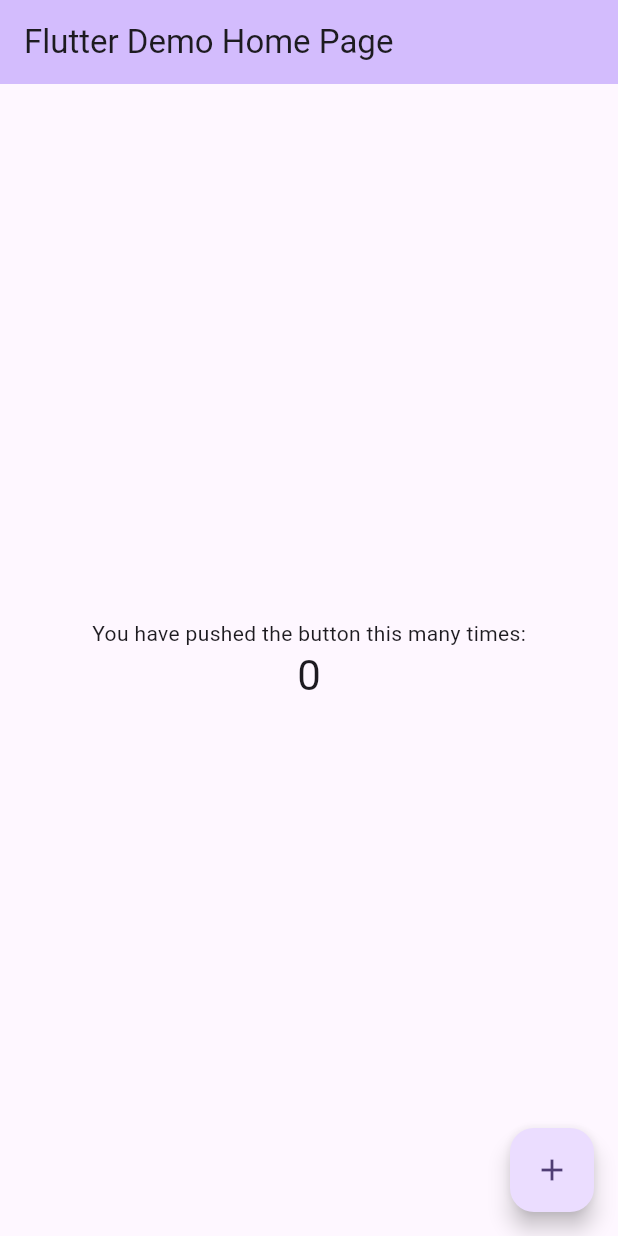
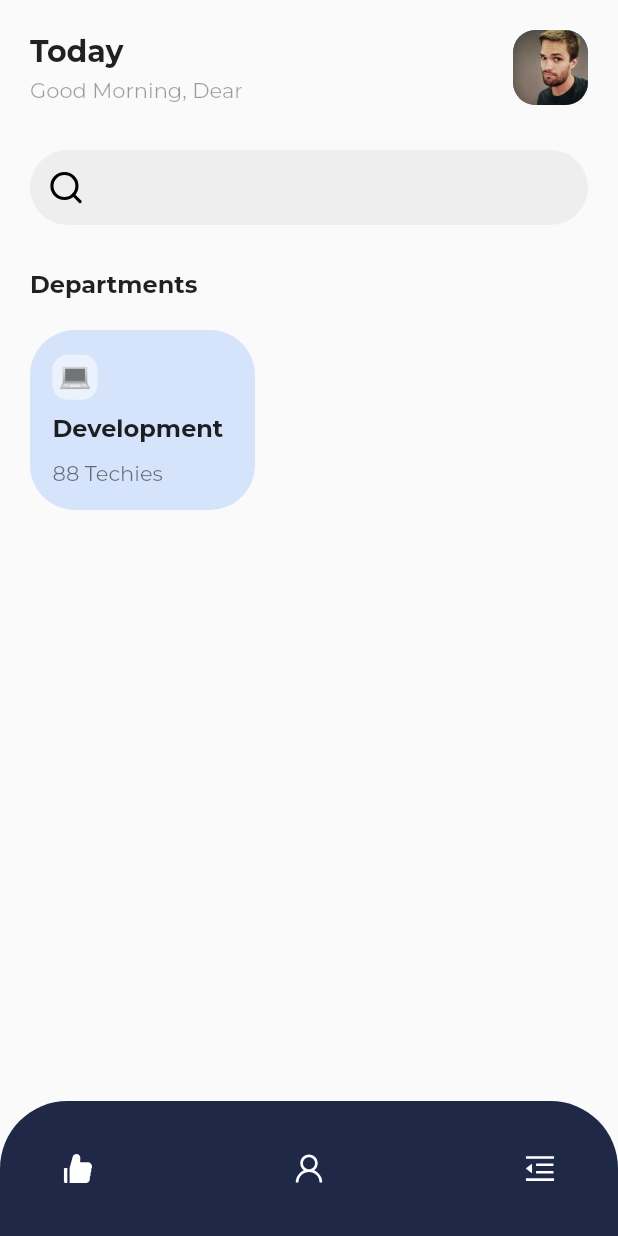
Before and after one commit to MaikolSoro/HR_ManagementApp, a Flutter app: the screen it shows after launch, on a phone screen of 412 x 824 dp. Run offline on Flutter 3.47's test engine with Material 2 defaults, Android fonts, the phone set to English and light mode, and no system bars; our stand-ins replace flutter_vector_icons, google_fonts.

Commit message:
Design Home_screen v1

```diff
--- a/analysis_options.yaml
+++ b/analysis_options.yaml
@@ -7,7 +7,7 @@
 
 # The following line activates a set of recommended lints for Flutter apps,
 # packages, and plugins designed to encourage good coding practices.
-include: package:flutter_lints/flutter.yaml
+# include: package:flutter_lints/flutter.yaml
 
 linter:
   # The lint rules applied to this project can be customized in the
--- a/lib/main.dart
+++ b/lib/main.dart
@@ -1,4 +1,6 @@
 import 'package:flutter/material.dart';
+import 'package:google_fonts/google_fonts.dart';
+import 'screens/views_screen.dart';
 
 void main() {
   runApp(const MyApp());
@@ -11,115 +13,13 @@ class MyApp extends StatelessWidget {
   @override
   Widget build(BuildContext context) {
     return MaterialApp(
-      title: 'Flutter Demo',
+      debugShowCheckedModeBanner: false,
+      title: "HR UI",
       theme: ThemeData(
-        // This is the theme of your application.
-        //
-        // TRY THIS: Try running your application with "flutter run". You'll see
-        // the application has a blue toolbar. Then, without quitting the app,
-        // try changing the seedColor in the colorScheme below to Colors.green
-        // and then invoke "hot reload" (save your changes or press the "hot
-        // reload" button in a Flutter-supported IDE, or press "r" if you used
-        // the command line to start the app).
-        //
-        // Notice that the counter didn't reset back to zero; the application
-        // state is not lost during the reload. To reset the state, use hot
-        // restart instead.
-        //
-        // This works for code too, not just values: Most code changes can be
-        // tested with just a hot reload.
-        colorScheme: ColorScheme.fromSeed(seedColor: Colors.deepPurple),
-        useMaterial3: true,
+        fontFamily: GoogleFonts.montserrat().fontFamily,
+        primarySwatch: Colors.blue,
       ),
-      home: const MyHomePage(title: 'Flutter Demo Home Page'),
+      home: ViewsScreen(),
     );
   }
 }
-
-class MyHomePage extends StatefulWidget {
-  const MyHomePage({super.key, required this.title});
-
-  // This widget is the home page of your application. It is stateful, meaning
-  // that it has a State object (defined below) that contains fields that affect
-  // how it looks.
-
-  // This class is the configuration for the state. It holds the values (in this
-  // case the title) provided by the parent (in this case the App widget) and
-  // used by the build method of the State. Fields in a Widget subclass are
-  // always marked "final".
-
-  final String title;
-
-  @override
-  State<MyHomePage> createState() => _MyHomePageState();
-}
-
-class _MyHomePageState extends State<MyHomePage> {
-  int _counter = 0;
-
-  void _incrementCounter() {
-    setState(() {
-      // This call to setState tells the Flutter framework that something has
-      // changed in this State, which causes it to rerun the build method below
-      // so that the display can reflect the updated values. If we changed
-      // _counter without calling setState(), then the build method would not be
-      // called again, and so nothing would appear to happen.
-      _counter++;
-    });
-  }
-
-  @override
-  Widget build(BuildContext context) {
-    // This method is rerun every time setState is called, for instance as done
-    // by the _incrementCounter method above.
-    //
-    // The Flutter framework has been optimized to make rerunning build methods
-    // fast, so that you can just rebuild anything that needs updating rather
-    // than having to individually change instances of widgets.
-    return Scaffold(
-      appBar: AppBar(
-        // TRY THIS: Try changing the color here to a specific color (to
-        // Colors.amber, perhaps?) and trigger a hot reload to see the AppBar
-        // change color while the other colors stay the same.
-        backgroundColor: Theme.of(context).colorScheme.inversePrimary,
-        // Here we take the value from the MyHomePage object that was created by
-        // the App.build method, and use it to set our appbar title.
-        title: Text(widget.title),
-      ),
-      body: Center(
-        // Center is a layout widget. It takes a single child and positions it
-        // in the middle of the parent.
-        child: Column(
-          // Column is also a layout widget. It takes a list of children and
-          // arranges them vertically. By default, it sizes itself to fit its
-          // children horizontally, and tries to be as tall as its parent.
-          //
-          // Column has various properties to control how it sizes itself and
-          // how it positions its children. Here we use mainAxisAlignment to
-          // center the children vertically; the main axis here is the vertical
-          // axis because Columns are vertical (the cross axis would be
-          // horizontal).
-          //
-          // TRY THIS: Invoke "debug painting" (choose the "Toggle Debug Paint"
-          // action in the IDE, or press "p" in the console), to see the
-          // wireframe for each widget.
-          mainAxisAlignment: MainAxisAlignment.center,
-          children: <Widget>[
-            const Text(
-              'You have pushed the button this many times:',
-            ),
-            Text(
-              '$_counter',
-              style: Theme.of(context).textTheme.headlineMedium,
-            ),
-          ],
-        ),
-      ),
-      floatingActionButton: FloatingActionButton(
-        onPressed: _incrementCounter,
-        tooltip: 'Increment',
-        child: const Icon(Icons.add),
-      ), // This trailing comma makes auto-formatting nicer for build methods.
-    );
-  }
-}
--- /dev/null
+++ b/lib/screens/home_screen.dart
@@ -0,0 +1,187 @@
+import 'package:flutter/material.dart';
+import 'package:flutter_vector_icons/flutter_vector_icons.dart';
+
+class HomeScreen extends StatefulWidget {
+  const HomeScreen({super.key});
+
+  @override
+  State<HomeScreen> createState() => _HomeScreenState();
+}
+
+class _HomeScreenState extends State<HomeScreen> {
+  @override
+  Widget build(BuildContext context) {
+    return Scaffold(
+      body: SafeArea(
+        child: SingleChildScrollView(
+          child: Column(
+            crossAxisAlignment: CrossAxisAlignment.start,
+            children: [
+              Padding(
+                padding: EdgeInsets.symmetric(
+                  horizontal: 20,
+                  vertical: 20,
+                ),
+                child: Row(
+                  mainAxisAlignment: MainAxisAlignment.spaceBetween,
+                  children: [
+                    Column(
+                      crossAxisAlignment: CrossAxisAlignment.start,
+                      children: [
+                        Text(
+                          "Today",
+                          style: TextStyle(
+                            fontSize: 20,
+                            fontWeight: FontWeight.bold,
+                          ),
+                        ),
+                        SizedBox(
+                          height: 5,
+                        ),
+                        Text(
+                          "Good Morning, Dear",
+                          style: TextStyle(
+                            color: Colors.black38,
+                          ),
+                        ),
+                      ],
+                    ),
+                    Container(
+                      height: 50,
+                      width: 50,
+                      decoration: BoxDecoration(
+                        borderRadius: BorderRadius.circular(15),
+                        color: Colors.blueAccent,
+                        image: DecorationImage(
+                          image: AssetImage("images/user1.jpg"),
+                          fit: BoxFit.cover,
+                        ),
+                      ),
+                    ),
+                  ],
+                ),
+              ),
+              SizedBox(
+                height: 10,
+              ),
+              Padding(
+                padding: EdgeInsets.symmetric(horizontal: 20),
+                child: SizedBox(
+                  height: 50,
+                  child: TextField(
+                    decoration: InputDecoration(
+                      enabled: false,
+                      border: OutlineInputBorder(
+                        borderRadius: BorderRadius.circular(25),
+                        borderSide: BorderSide.none,
+                      ),
+                      prefixIcon: Icon(
+                        Feather.search,
+                        color: Colors.black,
+                        size: 25,
+                      ),
+                      fillColor: Colors.grey[200],
+                      filled: true,
+                    ),
+                  ),
+                ),
+              ),
+              SizedBox(
+                height: 30,
+              ),
+              Padding(
+                padding: EdgeInsets.symmetric(
+                  horizontal: 20,
+                ),
+                child: Text(
+                  "Departments",
+                  style: TextStyle(
+                    fontSize: 16,
+                    fontWeight: FontWeight.bold,
+                  ),
+                ),
+              ),
+              SizedBox(
+                height: 20,
+              ),
+              SizedBox(
+                height: 120,
+                child: ListView(
+                  scrollDirection: Axis.horizontal,
+                  children: [
+                    SizedBox(
+                      width: 20,
+                    ),
+                    departmentCard(
+                      "Development",
+                      88,
+                      "Techies",
+                      Colors.blueAccent,
+                      "💻",
+                    ),
+                  ],
+                ),
+              ),
+            ],
+          ),
+        ),
+      ),
+    );
+  }
+
+  Widget departmentCard(
+      String name, int number, String title, Color color, String emoji) {
+    return Padding(
+      padding: EdgeInsets.only(right: 20),
+      child: Container(
+        width: 150,
+        decoration: BoxDecoration(
+          color: color.withOpacity(0.2),
+          borderRadius: BorderRadius.circular(30),
+        ),
+        child: Padding(
+          padding: EdgeInsets.all(15),
+          child: Column(
+            mainAxisAlignment: MainAxisAlignment.center,
+            crossAxisAlignment: CrossAxisAlignment.start,
+            children: [
+              Container(
+                height: 30,
+                width: 30,
+                decoration: BoxDecoration(
+                  color: Colors.white.withOpacity(0.5),
+                  borderRadius: BorderRadius.circular(10),
+                ),
+                child: Center(
+                  child: Text(
+                    emoji,
+                    style: TextStyle(fontSize: 18),
+                  ),
+                ),
+              ),
+              SizedBox(
+                height: 10,
+              ),
+              Text(
+                name,
+                style: TextStyle(
+                  fontSize: 16,
+                  fontWeight: FontWeight.bold,
+                ),
+              ),
+              SizedBox(
+                height: 10,
+              ),
+              Text(
+                number.toString() + " " + title,
+                style: TextStyle(
+                  color: Colors.black54,
+                ),
+              )
+            ],
+          ),
+        ),
+      ),
+    );
+  }
+}
--- /dev/null
+++ b/lib/screens/views_screen.dart
@@ -0,0 +1,59 @@
+import 'package:flutter/material.dart';
+import 'package:flutter_vector_icons/flutter_vector_icons.dart';
+
+import 'home_screen.dart';
+
+class ViewsScreen extends StatelessWidget {
+  const ViewsScreen({super.key});
+
+  @override
+  Widget build(BuildContext context) {
+    return Scaffold(
+      body: SafeArea(
+        child: Stack(
+          children: [
+            PageView(
+              children: [
+                HomeScreen(),
+              ],
+            ),
+            Positioned(
+              bottom: 0,
+              child: Container(
+                height: 90,
+                width: MediaQuery.of(context).size.width,
+                decoration: BoxDecoration(
+                  color: Color.fromRGBO(31, 40, 71, 1),
+                  borderRadius: BorderRadius.only(
+                    topLeft: Radius.circular(45),
+                    topRight: Radius.circular(45),
+                  ),
+                ),
+                child: Padding(
+                  padding: EdgeInsets.symmetric(horizontal: 40),
+                  child: Row(
+                    mainAxisAlignment: MainAxisAlignment.spaceBetween,
+                    children: [
+                      Icon(
+                        AntDesign.like1,
+                        color: Colors.white,
+                      ),
+                      Icon(
+                        AntDesign.user,
+                        color: Colors.white,
+                      ),
+                      Icon(
+                        AntDesign.menu_fold,
+                        color: Colors.white,
+                      ),
+                    ],
+                  ),
+                ),
+              ),
+            ),
+          ],
+        ),
+      ),
+    );
+  }
+}
--- a/pubspec.yaml
+++ b/pubspec.yaml
@@ -35,6 +35,8 @@ dependencies:
   # The following adds the Cupertino Icons font to your application.
   # Use with the CupertinoIcons class for iOS style icons.
   cupertino_icons: ^1.0.2
+  google_fonts: ^5.0.0
+  flutter_vector_icons: ^2.0.0
 
 dev_dependencies:
   flutter_test:
@@ -59,8 +61,8 @@ flutter:
   uses-material-design: true
 
   # To add assets to your application, add an assets section, like this:
-  # assets:
-  #   - images/a_dot_burr.jpeg
+  assets:
+     - images/
   #   - images/a_dot_ham.jpeg
 
   # An image asset can refer to one or more resolution-specific "variants", see
```
Also changed, not shown: images/user1.jpg (added), images/user2.jpg (added), images/user3.jpg (added), images/user4.jpg (added), pubspec.lock, 2 other files.
